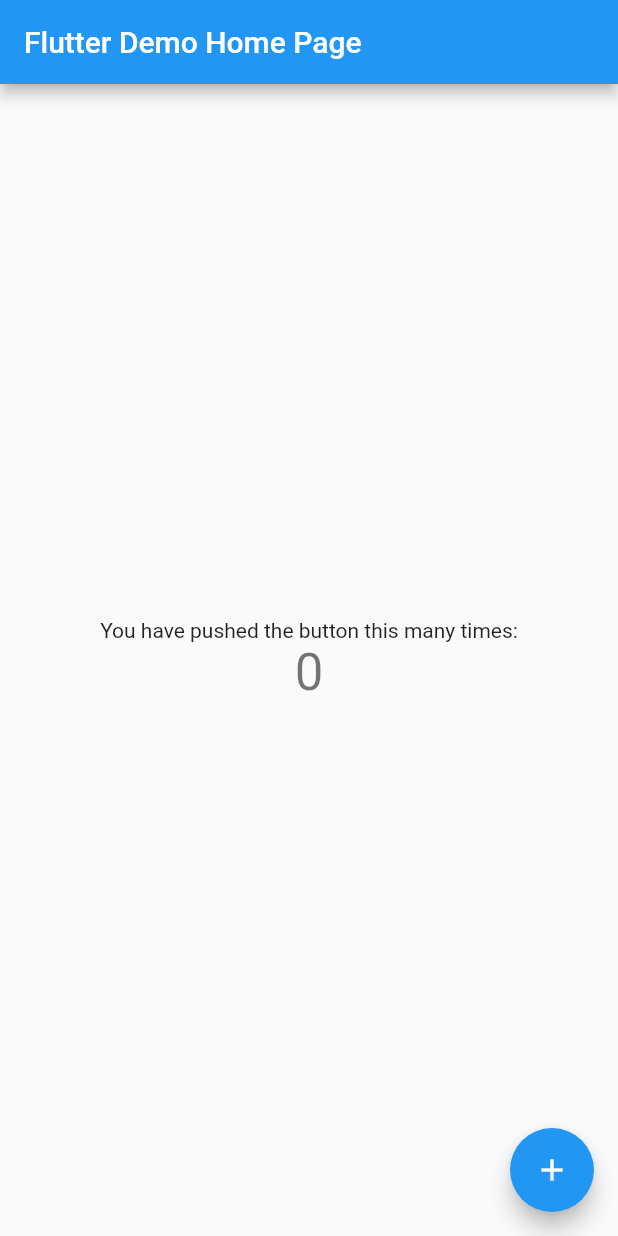
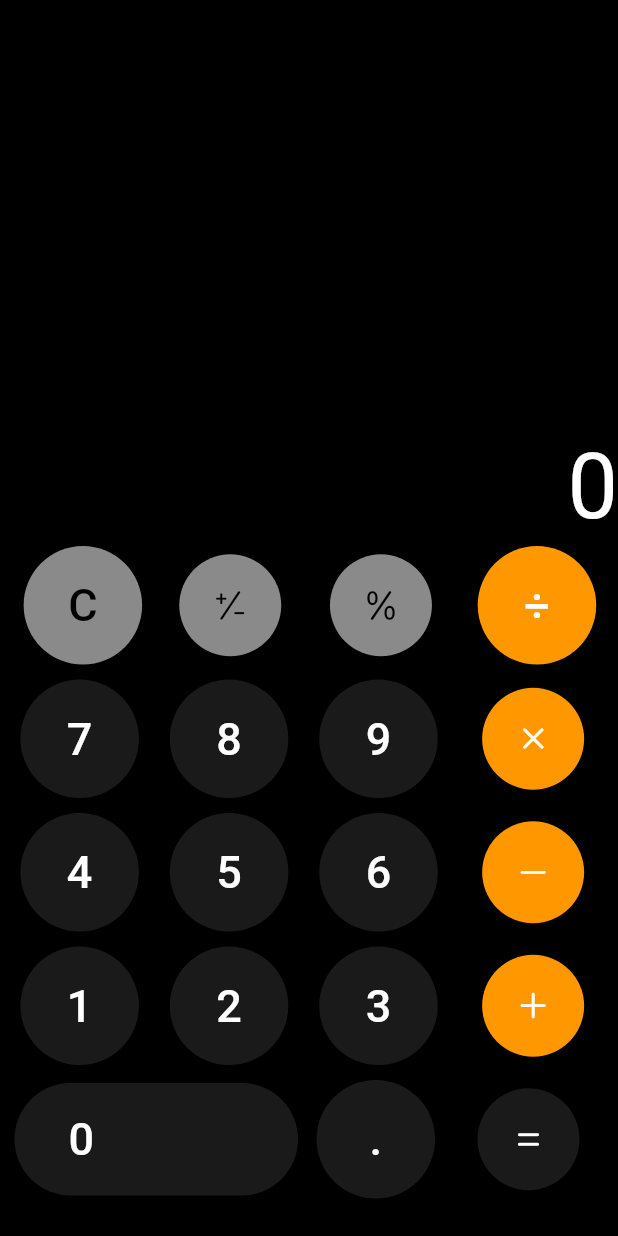
Before and after one commit to taiseidev/flutter-test-sample, a Flutter app: the screen it shows after launch, on a phone screen of 412 x 824 dp. Run offline on Flutter 3.47's test engine with Material 2 defaults, Android fonts, the phone set to English and light mode, and no system bars.

Commit message:
計算機の作成

```diff
--- /dev/null
+++ b/lib/logic.dart
@@ -0,0 +1,22 @@
+import 'package:intl/intl.dart' as intl;
+
+class Logic {
+  // 計算結果
+  String _text = '0';
+  // getter指定で外部から参照
+  get text => _text;
+
+  // 現在の値
+  double _currentValue = 0;
+
+  intl.NumberFormat formatter = intl.NumberFormat('#,###', 'en_US');
+
+  void input(String text) {
+    if (_currentValue == 0) {
+      _currentValue = double.parse(text);
+    } else {
+      _currentValue = _currentValue * 10 + double.parse(text);
+    }
+    _text = formatter.format(_currentValue);
+  }
+}
--- a/lib/main.dart
+++ b/lib/main.dart
@@ -1,4 +1,6 @@
+import 'package:flutter/cupertino.dart';
 import 'package:flutter/material.dart';
+import 'package:flutter_test_sample/logic.dart';
 
 void main() {
   runApp(const MyApp());
@@ -9,17 +11,18 @@
   @override
   Widget build(BuildContext context) {
     return MaterialApp(
+      debugShowCheckedModeBanner: false,
       title: 'Flutter Demo',
       theme: ThemeData(
         primarySwatch: Colors.blue,
       ),
-      home: const MyHomePage(title: 'Flutter Demo Home Page'),
+      home: MyHomePage(title: 'Flutter Demo Home Page'),
     );
   }
 }
 
 class MyHomePage extends StatefulWidget {
-  const MyHomePage({Key? key, required this.title}) : super(key: key);
+  MyHomePage({Key? key, required this.title}) : super(key: key);
 
   final String title;
 
@@ -28,38 +31,155 @@
 }
 
 class _MyHomePageState extends State<MyHomePage> {
-  int _counter = 0;
+  // アイコンをmap型に格納
+  static const Map<String, IconData> _mapIcon = {
+    "+/-": CupertinoIcons.plus_slash_minus,
+    "%": CupertinoIcons.percent,
+    "/": CupertinoIcons.divide,
+    "×": CupertinoIcons.multiply,
+    "-": CupertinoIcons.minus,
+    "+": CupertinoIcons.plus,
+    "=": CupertinoIcons.equal,
+  };
 
-  void _incrementCounter() {
-    setState(() {
-      _counter++;
-    });
-  }
+  // カラーを定義
+  static const Color colorMain = Colors.black;
+  static const Color colorNum = Colors.white10;
+  static const Color colorFunc = Colors.white54;
+  static const Color colorCalc = Colors.orange;
+  static const Color colorText = Colors.white;
+
+  // 結果の表示
+  Logic _logic = Logic();
+  String textResult = '0';
 
   @override
   Widget build(BuildContext context) {
     return Scaffold(
-      appBar: AppBar(
-        title: Text(widget.title),
-      ),
-      body: Center(
+      backgroundColor: colorMain,
+      body: Container(
+        margin: const EdgeInsets.only(bottom: 20),
         child: Column(
-          mainAxisAlignment: MainAxisAlignment.center,
-          children: <Widget>[
-            const Text(
-              'You have pushed the button this many times:',
+          mainAxisAlignment: MainAxisAlignment.end,
+          children: [
+            Row(
+              mainAxisAlignment: MainAxisAlignment.spaceEvenly,
+              children: [
+                Expanded(
+                  child: Text(
+                    textResult,
+                    style: const TextStyle(
+                      color: colorText,
+                      fontSize: 60,
+                    ),
+                    textAlign: TextAlign.right,
+                    maxLines: 1,
+                  ),
+                ),
+              ],
             ),
-            Text(
-              '$_counter',
-              style: Theme.of(context).textTheme.headline4,
+            Row(
+              mainAxisAlignment: MainAxisAlignment.spaceEvenly,
+              children: [
+                _buildButton(
+                    text: 'C', colorButton: colorFunc, colorText: colorMain),
+                _buildButton(
+                    text: '+/-', colorButton: colorFunc, colorText: colorMain),
+                _buildButton(
+                    text: '%', colorButton: colorFunc, colorText: colorMain),
+                _buildButton(
+                    text: '÷', colorButton: colorCalc, colorText: colorText),
+              ],
+            ),
+            Row(
+              mainAxisAlignment: MainAxisAlignment.spaceEvenly,
+              children: [
+                _buildButton(
+                    text: '7', colorButton: colorNum, colorText: colorText),
+                _buildButton(
+                    text: '8', colorButton: colorNum, colorText: colorText),
+                _buildButton(
+                    text: '9', colorButton: colorNum, colorText: colorText),
+                _buildButton(
+                    text: '×', colorButton: colorCalc, colorText: colorText),
+              ],
+            ),
+            Row(
+              mainAxisAlignment: MainAxisAlignment.spaceEvenly,
+              children: [
+                _buildButton(
+                    text: '4', colorButton: colorNum, colorText: colorText),
+                _buildButton(
+                    text: '5', colorButton: colorNum, colorText: colorText),
+                _buildButton(
+                    text: '6', colorButton: colorNum, colorText: colorText),
+                _buildButton(
+                    text: '-', colorButton: colorCalc, colorText: colorText),
+              ],
+            ),
+            Row(
+              mainAxisAlignment: MainAxisAlignment.spaceEvenly,
+              children: [
+                _buildButton(
+                    text: '1', colorButton: colorNum, colorText: colorText),
+                _buildButton(
+                    text: '2', colorButton: colorNum, colorText: colorText),
+                _buildButton(
+                    text: '3', colorButton: colorNum, colorText: colorText),
+                _buildButton(
+                    text: '+', colorButton: colorCalc, colorText: colorText),
+              ],
+            ),
+            Row(
+              mainAxisAlignment: MainAxisAlignment.spaceEvenly,
+              children: [
+                _buildButton(
+                    text: '0', colorButton: colorNum, colorText: colorText),
+                _buildButton(
+                    text: '.', colorButton: colorNum, colorText: colorText),
+                _buildButton(
+                    text: '=', colorButton: colorNum, colorText: colorText),
+              ],
             ),
           ],
         ),
       ),
-      floatingActionButton: FloatingActionButton(
-        onPressed: _incrementCounter,
-        tooltip: 'Increment',
-        child: const Icon(Icons.add),
+    );
+  }
+
+  Widget _buildButton(
+      {required String text,
+      required Color colorButton,
+      required Color colorText}) {
+    return Container(
+      padding: const EdgeInsets.symmetric(vertical: 5),
+      child: ElevatedButton(
+        child: Padding(
+          // 各アイコン・テキストの幅を調整
+          padding: text == "0"
+              ? const EdgeInsets.fromLTRB(20, 20, 120, 20)
+              : text.length == 1
+                  ? const EdgeInsets.all(22)
+                  : const EdgeInsets.symmetric(horizontal: 15, vertical: 22),
+          // textと同様のkeyが_mapIconに含まれていた場合はそのアイコンを表示
+          child: _mapIcon.containsKey(text)
+              ? Icon(_mapIcon[text])
+              : Text(
+                  text,
+                  style: const TextStyle(fontSize: 30),
+                ),
+        ),
+        onPressed: () {
+          _logic.input(text);
+          setState(() {
+            textResult = _logic.text;
+          });
+        },
+        style: ElevatedButton.styleFrom(
+          primary: colorButton,
+          onPrimary: colorText,
+          shape: text == "0" ? const StadiumBorder() : const CircleBorder(),
+        ),
       ),
     );
   }
```
Also changed, not shown: 2 other files.
